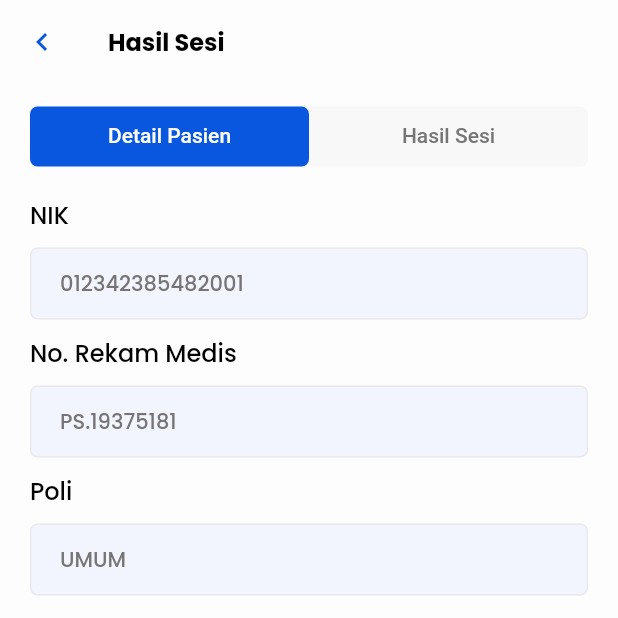
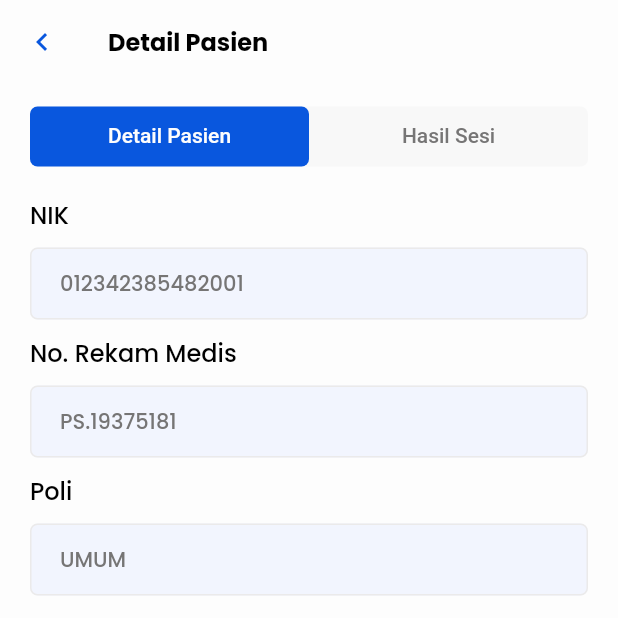
Before and after one commit to Hospital-Management-System-Group-34/FE-Mobile, a Flutter app: the HasilSesiScreen screen opened directly, on a phone screen of 412 x 824 dp, the top half of it. Run offline on Flutter 3.47's test engine with Material 2 defaults, Android fonts, the phone set to English and light mode, and no system bars; our stand-ins replace dio, flutter_svg, google_fonts, shared_preferences; accounts and stored records are empty.

Commit message:
add fitur ubah title saat geser tabbar

```diff
--- a/hospital_management_system/lib/view/screens/hasil_sesi_screen.dart
+++ b/hospital_management_system/lib/view/screens/hasil_sesi_screen.dart
@@ -10,14 +10,32 @@ class HasilSesiScreen extends StatefulWidget {
   State<HasilSesiScreen> createState() => _HasilSesiScreenState();
 }
 
-class _HasilSesiScreenState extends State<HasilSesiScreen> {
+class _HasilSesiScreenState extends State<HasilSesiScreen>
+    with SingleTickerProviderStateMixin {
+  late TabController _controllerTab;
+  String title = 'Detail Pasien';
+
+  @override
+  void initState() {
+    super.initState();
+    _controllerTab = TabController(length: 2, vsync: this);
+    _controllerTab.addListener(() {
+      if (_controllerTab.index == 0) {
+        title = 'Detail Pasien';
+      } else {
+        title = 'Hasil Sesi';
+      }
+      setState(() {});
+    });
+  }
+
   @override
   Widget build(BuildContext context) {
     return DefaultTabController(
       length: 2,
       child: Scaffold(
         appBar: AppBar(
-          title: PoppinsText.blackBold('Hasil Sesi', 16),
+          title: PoppinsText.blackBold(title, 16),
           backgroundColor: Colors.transparent,
           elevation: 0,
           leading: IconButton(
@@ -38,6 +56,7 @@ class _HasilSesiScreenState extends State<HasilSesiScreen> {
                     borderRadius: BorderRadius.circular(5),
                   ),
                   child: TabBar(
+                    controller: _controllerTab,
                     unselectedLabelColor: MyColors.unselectedTextTabBar(),
                     labelColor: MyColors.white(),
                     indicator: BoxDecoration(
@@ -60,6 +79,7 @@ class _HasilSesiScreenState extends State<HasilSesiScreen> {
               ),
               Expanded(
                 child: TabBarView(
+                  controller: _controllerTab,
                   children: [
                     detailPasien(),
                     hasilSesi(),
```
Also changed, not shown: hospital_management_system/lib/view/screens/proses_pasien_screen.dart (+22 -2 lines).
